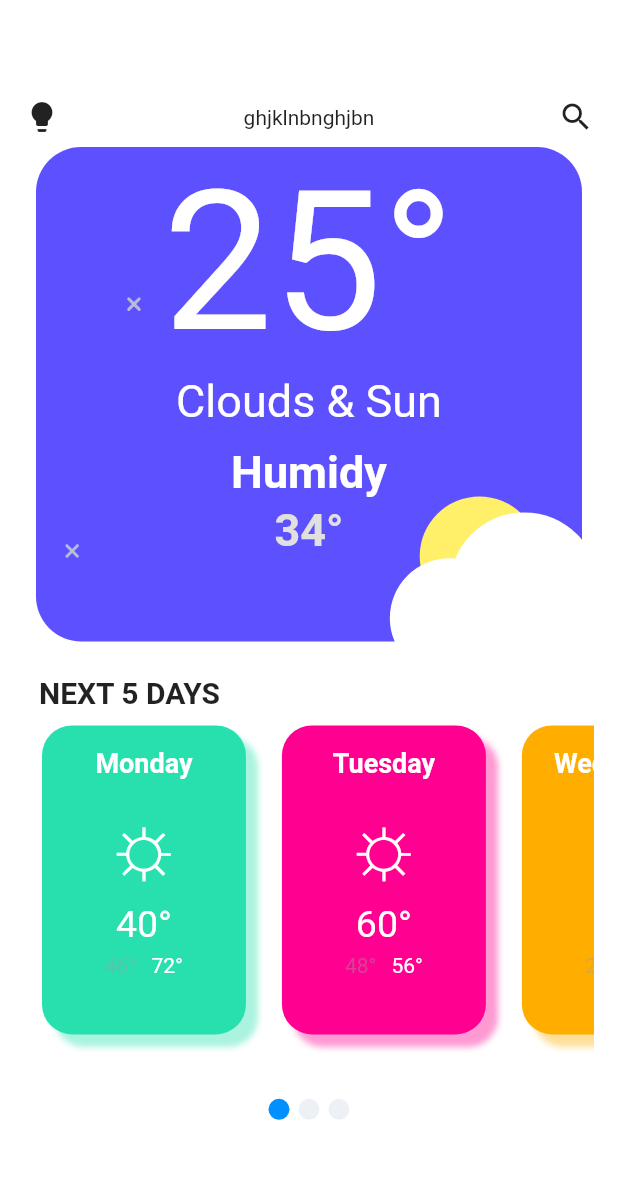
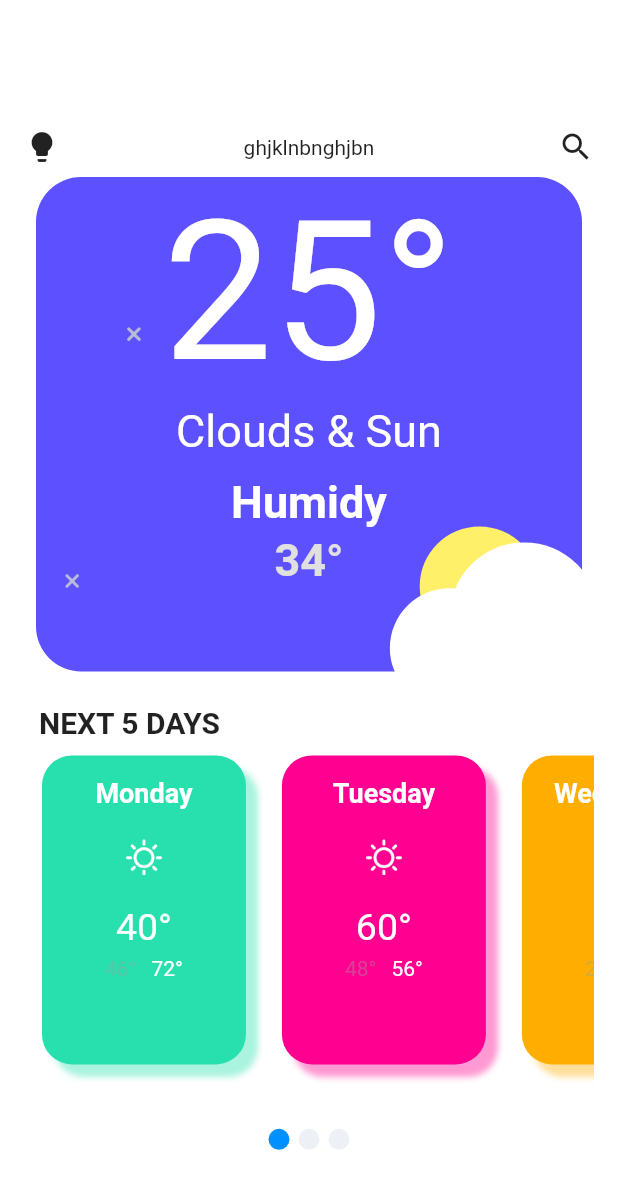
Before and after one commit to mubaracktahir/weatherAppNew, a Flutter app: the WeatherScreen screen opened directly, on a phone screen of 412 x 824 dp. Shown: the top 1189 px of the screen. Run offline on Flutter 3.47's test engine with Material 2 defaults, Android fonts, the phone set to English and light mode, and no system bars; our stand-ins replace shared_preferences; missing offline and left inert: drawable; accounts and stored records are empty.

Commit message:
added weather time component

```diff
--- a/weather_app/lib/data/models/weather.dart
+++ b/weather_app/lib/data/models/weather.dart
@@ -5,33 +5,38 @@
 
 class Weather {
   final String day;
-  final String icon;
+  final String iconUrl;
   final int humidity;
   final int degree;
   final int minDegree;
   final int maxDegree;
   final Color color;
+  final String time;
+  final String filledIconUrl;
 
   Weather({
     this.day,
-    this.icon,
+    this.iconUrl,
     this.humidity,
     this.degree,
     this.minDegree,
     this.maxDegree,
     this.color,
+    this.time,
+    this.filledIconUrl,
   });
 
   factory Weather.fromJson(Map<String, dynamic> json) {
     return Weather(
         day: json['day'],
-      icon: json['icon'],
+        iconUrl: json['iconUrl'],
         humidity: json['humidity'],
         degree: json['degree'],
         minDegree: json['minDegree'],
         maxDegree: json['maxDegree'],
         color: json['color'],
-    );
+        time: json['time'],
+        filledIconUrl: json['filledIconColor']);
   }
 }
 
@@ -40,53 +45,58 @@
     List<Weather> weathers = [];
     Weather weather1 = Weather(
         day: 'Monday',
-      icon: '☼',
+        iconUrl: 'assets/images/icons8_sun_24px.png',
         humidity: 40,
         degree: 20,
         minDegree: 46,
         maxDegree: 72,
         color: AppColor.monColor,
-    );
+        time: '12:00',
+        filledIconUrl: 'assets/images/filled_sun.png');
     weathers.add(weather1);
     Weather weather2 = Weather(
         day: 'Tuesday',
-      icon: '☼',
+        iconUrl: 'assets/images/icons8_sun_24px.png',
         humidity: 60,
         degree: 20,
         minDegree: 48,
         maxDegree: 56,
         color: AppColor.tueColor,
-    );
+        time: '14:00',
+        filledIconUrl: 'assets/images/filled_rainy_cloud.png');
     weathers.add(weather2);
     Weather weather3 = Weather(
         day: 'Wednesday',
-      icon: '☼',
+        iconUrl: 'assets/images/icons8_sun_24px.png',
         humidity: 30,
         degree: 20,
         minDegree: 29,
         maxDegree: 34,
         color: AppColor.wedColor,
-    );
+        time: '09:00',
+        filledIconUrl: 'assets/images/filled_sunny_cloud.png');
     weathers.add(weather3);
     Weather weather4 = Weather(
         day: 'Thursday',
-      icon: '☼',
+        iconUrl: 'assets/images/icons8_sun_24px.png',
         humidity: 37,
         degree: 20,
         minDegree: 12,
         maxDegree: 18,
         color: AppColor.thurColor,
-    );
+        time: '20:00',
+        filledIconUrl: 'assets/images/filled_storm_cloud.png');
     weathers.add(weather4);
     Weather weather5 = Weather(
         day: 'Friday',
-      icon: '☼',
+        iconUrl: 'assets/images/icons8_sun_24px.png',
         humidity: 49,
         degree: 20,
         minDegree: 7,
         maxDegree: 9,
         color: AppColor.friColor,
-    );
+        time: '13:00',
+        filledIconUrl: 'assets/images/filled_sunny_cloud.png');
     weathers.add(weather5);
     return weathers;
   }
--- a/weather_app/lib/presentation/screens/weather_screen.dart
+++ b/weather_app/lib/presentation/screens/weather_screen.dart
@@ -64,7 +64,7 @@
     return Scaffold(
       backgroundColor: Colors.white,
       body: Container(
-        padding: EdgeInsets.all(16.0) + EdgeInsets.only(top: 50.0),
+        padding: EdgeInsets.all(16.0) + EdgeInsets.only(top: 70.0),
         child: SingleChildScrollView(
           child: Column(
             crossAxisAlignment: CrossAxisAlignment.start,
@@ -128,7 +128,7 @@
                               },
                               child: WeatherDayTile(
                                 day: weathers[index].day,
-                                icon: weathers[index].icon,
+                                icon: weathers[index].iconUrl,
                                 degree:
                                     '${weathers[index].humidity.toString()}°',
                                 minDegree:
@@ -176,7 +176,8 @@
 showBottomSheet(BuildContext context) {
   showModalBottomSheet(
       isScrollControlled: true,
-      backgroundColor: Colors.green,
+      isDismissible: false,
+      backgroundColor: Colors.red,
       shape: RoundedRectangleBorder(
         borderRadius: BorderRadius.only(
           topLeft: Radius.circular(
--- a/weather_app/lib/presentation/screens/weather_splash.dart
+++ b/weather_app/lib/presentation/screens/weather_splash.dart
@@ -190,7 +190,7 @@
                 _cloudController.reverse();
                 _cloudController.addListener(() {
                   if (_cloudController.isDismissed && splashFlag != true) {
-                    Navigator.push(context,
+                    Navigator.pushReplacement(context,
                         MaterialPageRoute(builder: (context) {
                       return WeatherScreen();
                     }));
--- a/weather_app/lib/presentation/widgets/weather_day_tile.dart
+++ b/weather_app/lib/presentation/widgets/weather_day_tile.dart
@@ -54,10 +54,12 @@
                       color: Colors.white,
                     ),
                   ),
-                  Text(
-                    this.icon == null ? '' : this.icon,
-                    style: TextStyle(
-                      fontSize: 60.0,
+                  Container(
+                    margin: EdgeInsets.symmetric(vertical: 20.0),
+                    child: ImageIcon(
+                      AssetImage(
+                        icon == null ? '' : icon,
+                      ),
                       color: Colors.white,
                     ),
                   ),
--- a/weather_app/lib/presentation/widgets/weather_display_tile.dart
+++ b/weather_app/lib/presentation/widgets/weather_display_tile.dart
@@ -89,9 +89,13 @@
           duration: Duration(milliseconds: 200),
           left: widget.increaseTile ? 0.0 : _size.width * 0.15,
           top: widget.increaseTile ? _size.height * 0.2 : _size.height * 0.010,
-          child: CustomPaint(
-            size: Size(100, 100),
-            painter: CustomLineCross(isSmallCross: !widget.increaseTile),
+          child: ColorFiltered(
+            colorFilter:
+                ColorFilter.mode(Colors.transparent, BlendMode.difference),
+            child: CustomPaint(
+              size: Size(100, 100),
+              painter: CustomLineCross(isSmallCross: !widget.increaseTile),
+            ),
           ),
         ),
         AnimatedPositioned(
--- a/weather_app/pubspec.yaml
+++ b/weather_app/pubspec.yaml
@@ -46,6 +46,9 @@
   # the material Icons class.
   uses-material-design: true
 
+  assets:
+    - assets/images/
+
   # To add assets to your application, add an assets section, like this:
   # assets:
   #   - images/a_dot_burr.jpeg
```
Also changed, not shown: weather_app/lib/presentation/screens/examplePaint.dart (+6 -7 lines), weather_app/lib/presentation/widgets/custom_bottom_sheet_tile.dart (+63 -15 lines), weather_app/lib/presentation/widgets/custom_detail_tile.dart (added, +30 -0 lines), weather_app/assets/images/filled_rainy_cloud.png (added), weather_app/assets/images/filled_storm_cloud.png (added), weather_app/assets/images/filled_sun.png (added), weather_app/assets/images/filled_sunny_cloud.png (added), weather_app/assets/images/icons8_sun_24px.png (added). Lines whose indentation alone changed are shown as unchanged.
